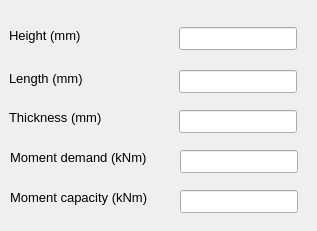
Qt form Connections/Moment/ExtendedEndPlate/ui_stiffener.ui (osdag-admin/Osdag) before a commit.
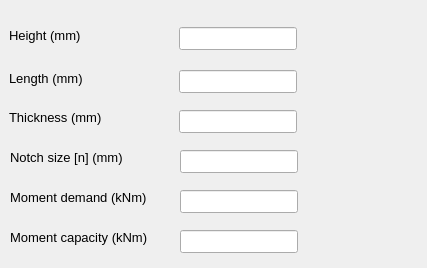
The same form after that commit.

Commit message: feat: change of stiffener table and stiffener design for butt weld

Patch:
```diff
--- a/Connections/Moment/ExtendedEndPlate/ui_stiffener.ui
+++ b/Connections/Moment/ExtendedEndPlate/ui_stiffener.ui
@@ -6,8 +6,8 @@
    <rect>
     <x>0</x>
     <y>0</y>
-    <width>317</width>
-    <height>231</height>
+    <width>427</width>
+    <height>268</height>
    </rect>
   </property>
   <property name="windowTitle">
@@ -140,7 +140,7 @@
    <property name="geometry">
     <rect>
      <x>180</x>
-     <y>150</y>
+     <y>190</y>
      <width>118</width>
      <height>23</height>
     </rect>
@@ -160,7 +160,7 @@
    <property name="geometry">
     <rect>
      <x>10</x>
-     <y>150</y>
+     <y>190</y>
      <width>161</width>
      <height>16</height>
     </rect>
@@ -183,7 +183,7 @@
    <property name="geometry">
     <rect>
      <x>180</x>
-     <y>190</y>
+     <y>230</y>
      <width>118</width>
      <height>23</height>
     </rect>
@@ -203,7 +203,7 @@
    <property name="geometry">
     <rect>
      <x>10</x>
-     <y>190</y>
+     <y>230</y>
      <width>161</width>
      <height>16</height>
     </rect>
@@ -222,6 +222,49 @@
     <string>&lt;html&gt;&lt;head/&gt;&lt;body&gt;&lt;p&gt;Moment capacity (kNm)&lt;/p&gt;&lt;/body&gt;&lt;/html&gt;</string>
    </property>
   </widget>
+  <widget class="QLineEdit" name="txt_stiffnrThickness_5">
+   <property name="geometry">
+    <rect>
+     <x>180</x>
+     <y>150</y>
+     <width>118</width>
+     <height>23</height>
+    </rect>
+   </property>
+   <property name="font">
+    <font>
+     <pointsize>10</pointsize>
+     <weight>50</weight>
+     <bold>false</bold>
+    </font>
+   </property>
+   <property name="readOnly">
+    <bool>true</bool>
+   </property>
+  </widget>
+  <widget class="QLabel" name="label_167">
+   <property name="geometry">
+    <rect>
+     <x>10</x>
+     <y>150</y>
+     <width>161</width>
+     <height>16</height>
+    </rect>
+   </property>
+   <property name="font">
+    <font>
+     <pointsize>10</pointsize>
+     <weight>50</weight>
+     <bold>false</bold>
+    </font>
+   </property>
+   <property name="focusPolicy">
+    <enum>Qt::NoFocus</enum>
+   </property>
+   <property name="text">
+    <string>&lt;html&gt;&lt;head/&gt;&lt;body&gt;&lt;p&gt;Notch size [n] (mm)&lt;/p&gt;&lt;/body&gt;&lt;/html&gt;</string>
+   </property>
+  </widget>
   <zorder>txt_stiffnrHeight</zorder>
   <zorder>plateHeight</zorder>
   <zorder>label_2</zorder>
```
Left out of the diff: 2 changed lines with no effect on the pictures. The commit also changes 4 other files.
